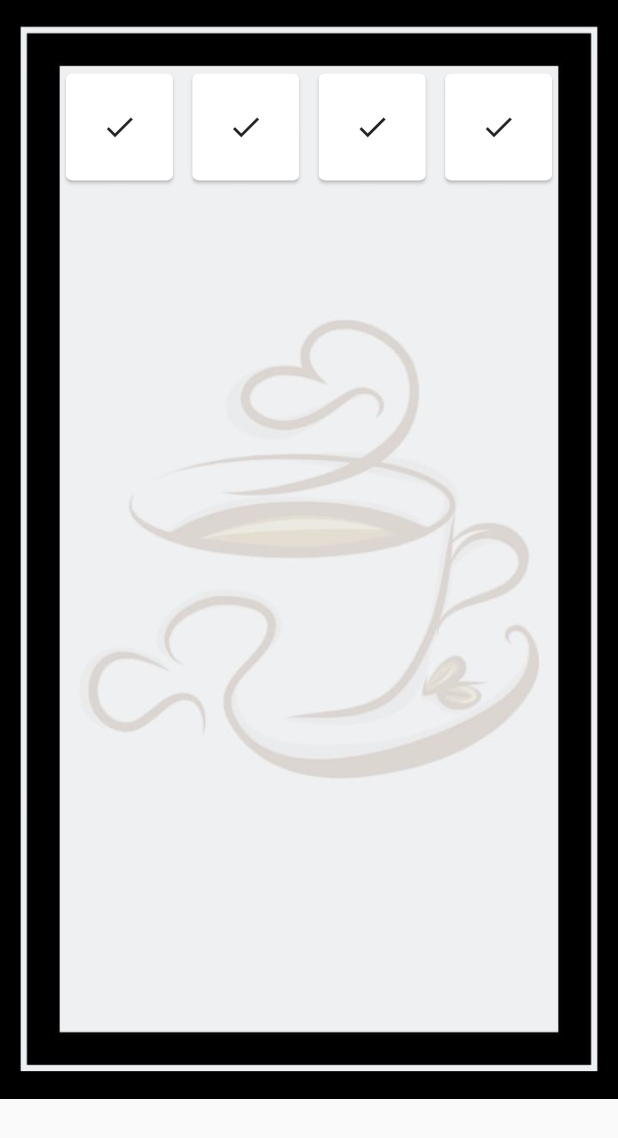
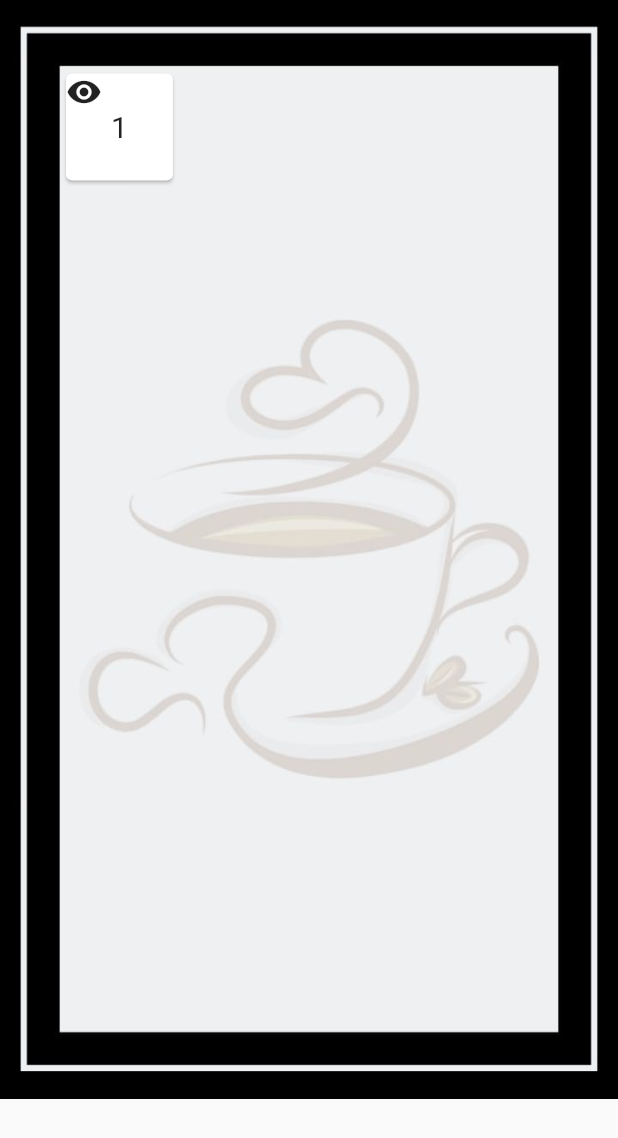
Before and after one commit to maciel82/criadoagora, a Flutter app: the Jogo screen opened directly, on a phone screen of 412 x 824 dp. Shown: the top 1138 px of the screen. Run offline on Flutter 3.47's test engine with Material 2 defaults, Android fonts, the phone set to English and light mode, and no system bars; our stand-ins replace bloc, equatable, flutter_bloc, gradient_app_bar, wave.

Commit message:
teste jogo_teste.dart: recebendo valor na posição 0 da listaP com verificação de ícone, bem sucedido

```diff
--- a/chaveirinho_flutter_v1_17_2_/lib/jogo_teste/jogo_teste.dart
+++ b/chaveirinho_flutter_v1_17_2_/lib/jogo_teste/jogo_teste.dart
@@ -12,16 +12,33 @@ class _JogoState extends State<Jogo> {
   String vListQuestoes;
   String vListListaP;
   List listaP = ["1", "2", "3", "4"];
+  bool chequeIsso;
+  List verificaLista = [];
 
   Icon check = Icon(Icons.check);
   Icon lock = Icon(Icons.lock);
+  Icon nonePos0 = Icon(Icons.remove_red_eye);
 
   List listaQuestoes = ["primeira", "segunda", "terceira", "quarta"];
 
-  void mudaIcon(){
+  @override
+  void initState() {
     setState(() {
+      posListaP = 0;
+      Map<String, dynamic> addList = Map();
+      addList["title"] = listaP[posListaP];
+      verificaLista.add(addList);
+      addList["ok"] = false;
+      verificaLista[0]["ok"] = true;
+    });
+    super.initState();
+  }
 
-    });
+  void checkList(){
+    Map<String, dynamic> addList = Map();
+    addList["title"] = listaP[posListaP];
+    verificaLista.add(addList);
+    addList["ok"] = false;
   }
 
   @override
@@ -42,24 +59,27 @@ class _JogoState extends State<Jogo> {
                     mainAxisSpacing: 5.0,
                     crossAxisSpacing: 5.0
                   ),
-                  itemCount: listaP.length,
+                  itemCount: verificaLista.length,
                   itemBuilder: (BuildContext context, int index) {
                     return Card(
                       child: GestureDetector(
-                        child: Container(
-                          child: check
+                        child: Stack(
+                          children: <Widget>[
+                            verificaLista[0]["ok"]? nonePos0 : lock,
+                            Container(
+                              child: Center(child: Text(verificaLista[index]["title"], style: TextStyle(fontSize: 20.0),)),
+                            )
+                          ],
                         ),
                         onTap: (){
                           //pega valor da posição da lista
                           vListListaP = listaP[index];
-                          posListaP = int.parse(vListListaP) - 1;
+                          posListaP = index; //int.parse(vListListaP) - 1;
                           vListQuestoes = listaQuestoes[posListaP];
 
-                          listaP[index] = true;
+                          print(posListaP);
 
-                          print("vlist: $vListListaP");
                           Navigator.push(context, MaterialPageRoute(builder: (context) => QuestoesJogoTeste(this.vListQuestoes)));
-                          print("v: $posListaP");
                         },
                       ),
                     );
```
